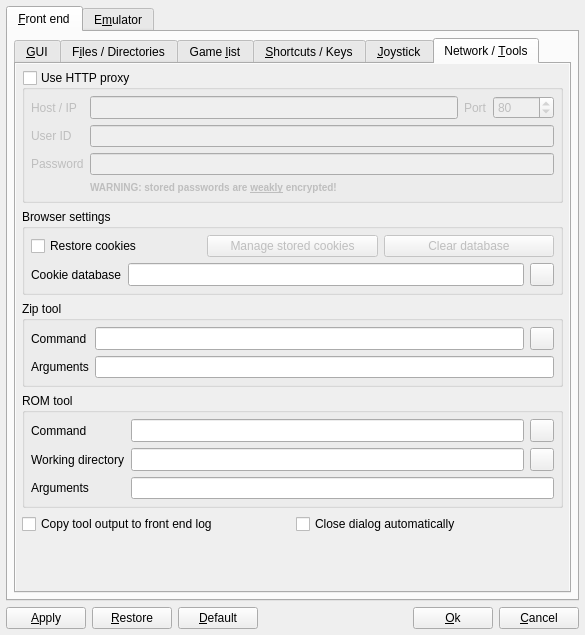
qmc2/qmc2-mame-fe, file options.ui: the form before one commit.
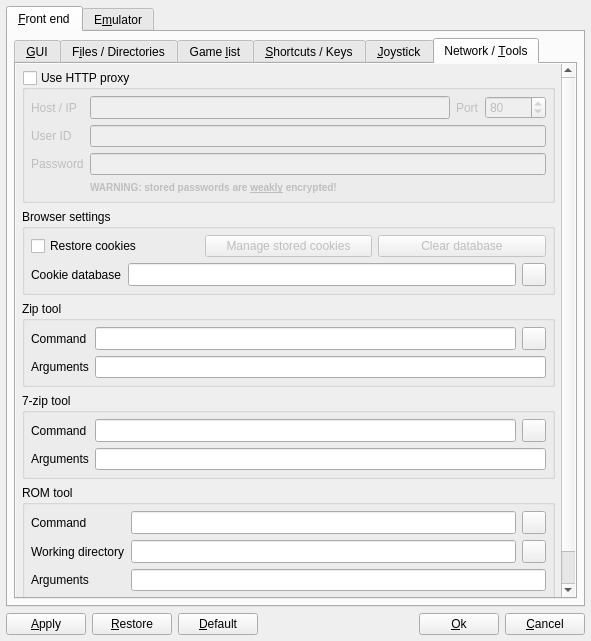
The form after the commit. The open tabs and pages were chosen to show the change. Icons and pictures are not drawn.

```diff
--- a/options.ui
+++ b/options.ui
@@ -7,8 +7,8 @@
    <rect>
     <x>0</x>
     <y>0</y>
-    <width>585</width>
-    <height>635</height>
+    <width>591</width>
+    <height>641</height>
    </rect>
   </property>
   <property name="windowTitle">
@@ -4073,8 +4073,8 @@
                <rect>
                 <x>0</x>
                 <y>0</y>
-                <width>553</width>
-                <height>536</height>
+                <width>545</width>
+                <height>543</height>
                </rect>
               </property>
               <layout class="QGridLayout" name="gridLayout_2">
@@ -4146,7 +4146,7 @@
                    </layout>
                   </widget>
                  </item>
-                 <item row="5" column="0" colspan="2">
+                 <item row="6" column="0" colspan="2">
                   <spacer name="spacer10">
                    <property name="orientation">
                     <enum>Qt::Vertical</enum>
@@ -4159,7 +4159,7 @@
                    </property>
                   </spacer>
                  </item>
-                 <item row="3" column="0" colspan="2">
+                 <item row="4" column="0" colspan="2">
                   <widget class="QGroupBox" name="groupBoxRomTool">
                    <property name="title">
                     <string>ROM tool</string>
@@ -4265,7 +4265,7 @@
                    </layout>
                   </widget>
                  </item>
-                 <item row="4" column="0">
+                 <item row="5" column="0">
                   <widget class="QCheckBox" name="checkBoxCopyToolOutput">
                    <property name="toolTip">
                     <string>Copy the tool's output to the front end log (keeping it for debugging)</string>
@@ -4275,7 +4275,7 @@
                    </property>
                   </widget>
                  </item>
-                 <item row="4" column="1">
+                 <item row="5" column="1">
                   <widget class="QCheckBox" name="checkBoxCloseToolDialog">
                    <property name="toolTip">
                     <string>Automatically close the tool-executor dialog when the external process finished</string>
@@ -4494,6 +4494,72 @@
                    </layout>
                   </widget>
                  </item>
+                 <item row="3" column="0" colspan="2">
+                  <widget class="QGroupBox" name="groupBoxSevenZipTool">
+                   <property name="title">
+                    <string>7-zip tool</string>
+                   </property>
+                   <layout class="QGridLayout" name="gridLayout">
+                    <item row="0" column="0">
+                     <widget class="QLabel" name="labelSevenZipTool">
+                      <property name="text">
+                       <string>Command</string>
+                      </property>
+                     </widget>
+                    </item>
+                    <item row="0" column="1">
+                     <widget class="QLineEdit" name="lineEditSevenZipTool">
+                      <property name="sizePolicy">
+                       <sizepolicy hsizetype="Expanding" vsizetype="Minimum">
+                        <horstretch>0</horstretch>
+                        <verstretch>0</verstretch>
+                       </sizepolicy>
+                      </property>
+                      <property name="toolTip">
+                       <string>External 7-zip tool, i.e. &quot;7za&quot; (read and execute)</string>
+                      </property>
+                     </widget>
+                    </item>
+                    <item row="0" column="2">
+                     <widget class="QToolButton" name="toolButtonBrowseSevenZipTool">
+                      <property name="sizePolicy">
+                       <sizepolicy hsizetype="Fixed" vsizetype="Minimum">
+                        <horstretch>0</horstretch>
+                        <verstretch>0</verstretch>
+                       </sizepolicy>
+                      </property>
+                      <property name="toolTip">
+                       <string>Browse for 7-zip tool</string>
+                      </property>
+                      <property name="icon">
+                       <iconset resource="qmc2.qrc">
+                        <normaloff>:/data/img/fileopen.png</normaloff>:/data/img/fileopen.png</iconset>
+                      </property>
+                     </widget>
+                    </item>
+                    <item row="1" column="0">
+                     <widget class="QLabel" name="labelSevenZipToolRemovalArguments">
+                      <property name="text">
+                       <string>Arguments</string>
+                      </property>
+                     </widget>
+                    </item>
+                    <item row="1" column="1" colspan="2">
+                     <widget class="QLineEdit" name="lineEditSevenZipToolRemovalArguments">
+                      <property name="sizePolicy">
+                       <sizepolicy hsizetype="Expanding" vsizetype="Minimum">
+                        <horstretch>0</horstretch>
+                        <verstretch>0</verstretch>
+                       </sizepolicy>
+                      </property>
+                      <property name="toolTip">
+                       <string>7-zip tool argument list to remove entries from the 7-zip archive (i. e. &quot;d $ARCHIVE$ $FILELIST$&quot;)</string>
+                      </property>
+                     </widget>
+                    </item>
+                   </layout>
+                  </widget>
+                 </item>
                 </layout>
                </item>
               </layout>
```
Left out of the diff: 19 changed lines with no effect on the pictures.
